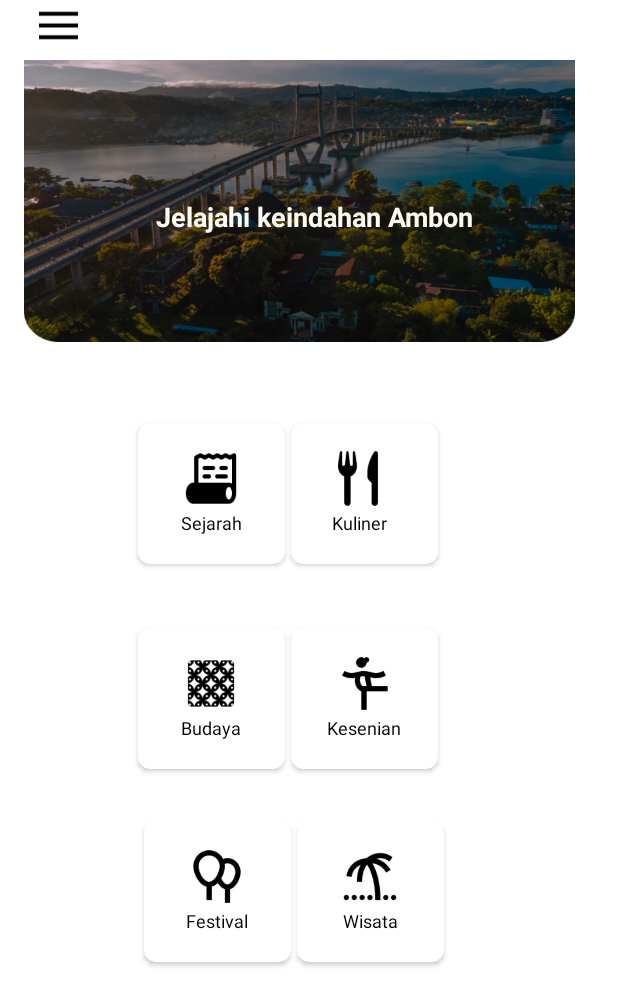
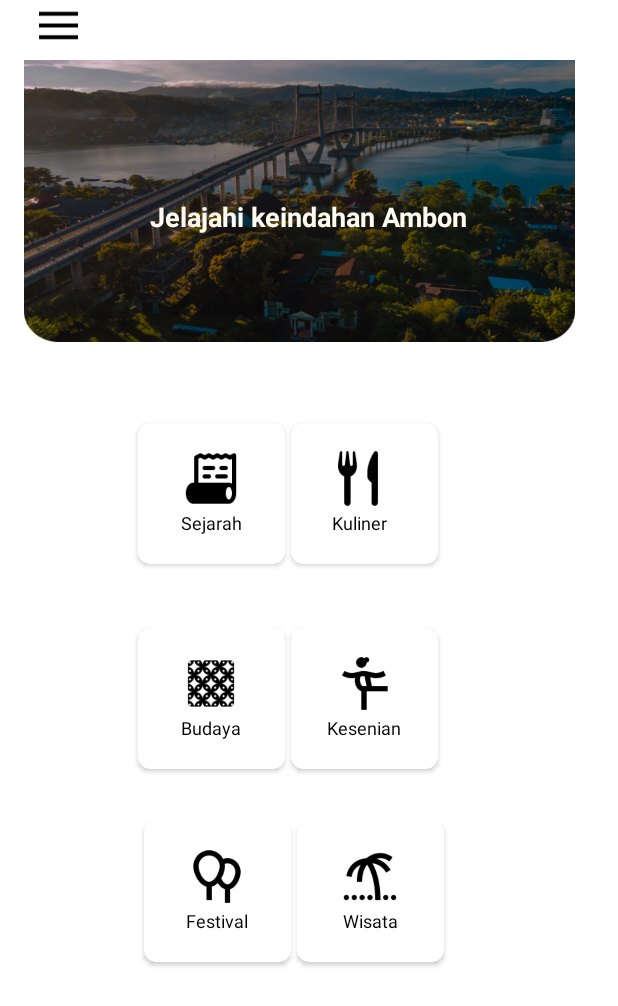
Before and after one commit to unfoundxxx/Amboina, an Android app: the screen it shows after launch (MenuActivity), on a phone screen of 412 x 824 dp. Shown: the top 1006 px of the screen. Run offline under Robolectric (Android 15) with nearby library versions, the phone set to English and light mode, and no system bars.

Commit message:
Final Comit

```diff
--- a/app/src/main/res/layout/activity_menu.xml
+++ b/app/src/main/res/layout/activity_menu.xml
@@ -7,6 +7,14 @@
     android:layout_width="match_parent"
     android:layout_height="match_parent"
     tools:context=".MainActivity">
+
+    <ScrollView
+        android:layout_width="match_parent"
+        android:layout_height="match_parent"
+        android:fillViewport="true">
+    <RelativeLayout
+        android:layout_width="match_parent"
+        android:layout_height="match_parent">
 
         <androidx.constraintlayout.widget.ConstraintLayout
             android:layout_width="match_parent"
@@ -47,12 +55,12 @@
                 android:id="@+id/textView"
                 android:layout_width="wrap_content"
                 android:layout_height="wrap_content"
-            android:layout_marginStart="104dp"
                 android:layout_marginTop="132dp"
                 android:text="Jelajahi keindahan Ambon"
                 android:textColor="#FFFAF0"
                 android:textSize="18sp"
                 android:textStyle="bold"
+                app:layout_constraintEnd_toEndOf="parent"
                 app:layout_constraintStart_toStartOf="parent"
                 app:layout_constraintTop_toTopOf="parent" />
 
@@ -309,7 +317,8 @@
             </androidx.constraintlayout.widget.ConstraintLayout>
 
         </androidx.constraintlayout.widget.ConstraintLayout>
-
+    </RelativeLayout>
+    </ScrollView>
     <!-- Layout untuk drawer -->
     <androidx.recyclerview.widget.RecyclerView
         android:id="@+id/rvMenu"
```
Also changed, not shown: app/src/main/res/drawable/air_panas.PNG. Lines whose indentation alone changed are shown as unchanged.
